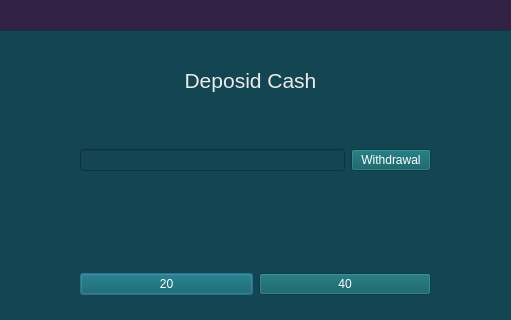
The window that frontend/deposidcahs.ui (22kmo-project/group_9) describes before a commit, drawn with Qt 5; both pictures show x 180 to 691 and y 0 to 320 of the 897 by 542 pixel window.
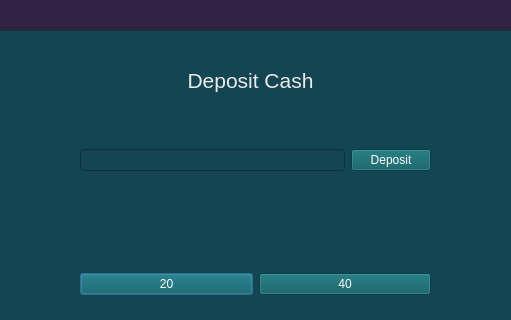
The same window after the commit.

Diff of the .ui file:
```diff
--- a/frontend/deposidcahs.ui
+++ b/frontend/deposidcahs.ui
@@ -146,7 +146,7 @@
 color: white</string>
        </property>
        <property name="text">
-        <string>Withdrawal</string>
+        <string>Deposit</string>
        </property>
       </widget>
      </item>
@@ -178,7 +178,7 @@
      </rect>
     </property>
     <property name="text">
-     <string>&lt;html&gt;&lt;head/&gt;&lt;body&gt;&lt;p align=&quot;center&quot;&gt;&lt;span style=&quot; font-size:16pt; color:#ebebeb;&quot;&gt;Deposid Cash&lt;/span&gt;&lt;/p&gt;&lt;/body&gt;&lt;/html&gt;</string>
+     <string>&lt;html&gt;&lt;head/&gt;&lt;body&gt;&lt;p align=&quot;center&quot;&gt;&lt;span style=&quot; font-size:16pt; color:#ebebeb;&quot;&gt;Deposit Cash&lt;/span&gt;&lt;/p&gt;&lt;/body&gt;&lt;/html&gt;</string>
     </property>
    </widget>
   </widget>
```
